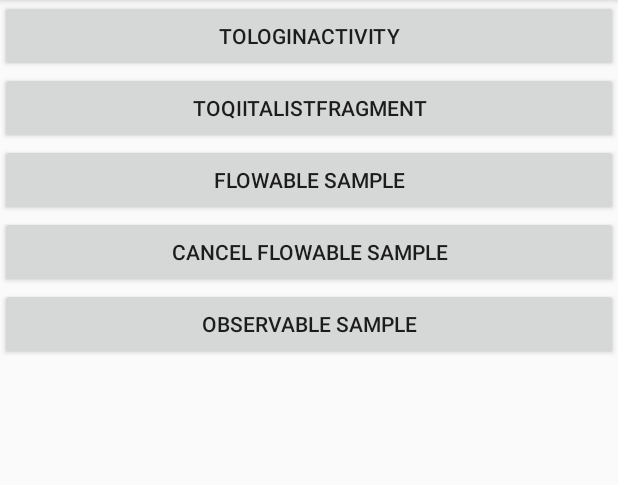
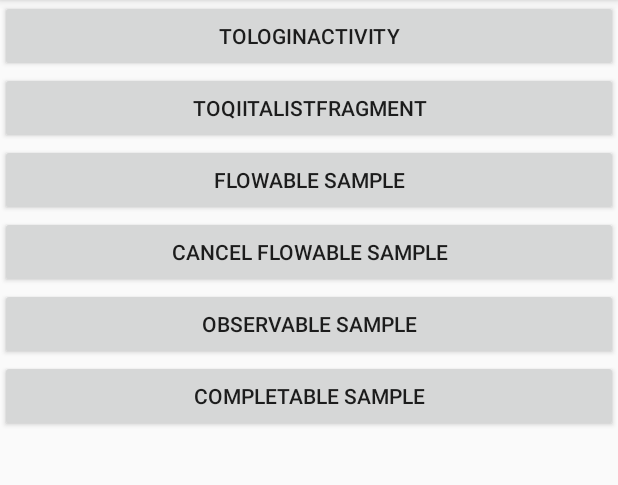
Before and after one commit to sudo5in5k/study_mvvm, an Android app: the screen it shows after launch (MainActivity), on a phone screen of 412 x 824 dp, the part 84-569 px from its top. Run offline under Robolectric (Android 15) with nearby library versions, the phone set to English and light mode, and no system bars; our stand-ins replace Dagger/Hilt's generated code.

Commit message:
add single and completable

```diff
--- a/app/src/main/java/com/example/sho/mvvm/MainActivity.kt
+++ b/app/src/main/java/com/example/sho/mvvm/MainActivity.kt
@@ -7,6 +7,7 @@ import com.example.sho.mvvm.dagger.ChocolateCake
 import com.example.sho.mvvm.dagger.DaggerCakeComponent
 import com.example.sho.mvvm.rxkotlin.LoginActivity
 import com.example.sho.mvvm.rxkotlin.QiitaActivity
+import com.example.sho.mvvm.rxkotlin.lightexample.CompletableSample
 import com.example.sho.mvvm.rxkotlin.lightexample.FlowableCanCancelSample
 import com.example.sho.mvvm.rxkotlin.lightexample.FlowableSample
 import com.example.sho.mvvm.rxkotlin.lightexample.ObservableSample
@@ -45,5 +46,9 @@ class MainActivity : AppCompatActivity() {
             ObservableSample.create()
         }
 
+        completable_sample.setOnClickListener {
+            CompletableSample.create(this)
+        }
+
     }
 }
--- a/app/src/main/res/layout/activity_main.xml
+++ b/app/src/main/res/layout/activity_main.xml
@@ -40,4 +40,11 @@
         android:layout_below="@id/flowable_cancel_sample"
         android:text="observable sample" />
 
+    <Button
+        android:id="@+id/completable_sample"
+        android:layout_width="match_parent"
+        android:layout_height="wrap_content"
+        android:layout_below="@id/observable_sample"
+        android:text="completable sample"/>
+
 </RelativeLayout>
```
Also changed, not shown: app/src/main/java/com/example/sho/mvvm/rxkotlin/lightexample/CompletableSample.kt (added, +31 -0 lines), app/src/main/java/com/example/sho/mvvm/rxkotlin/lightexample/SingleSample.kt (added, +40 -0 lines).
